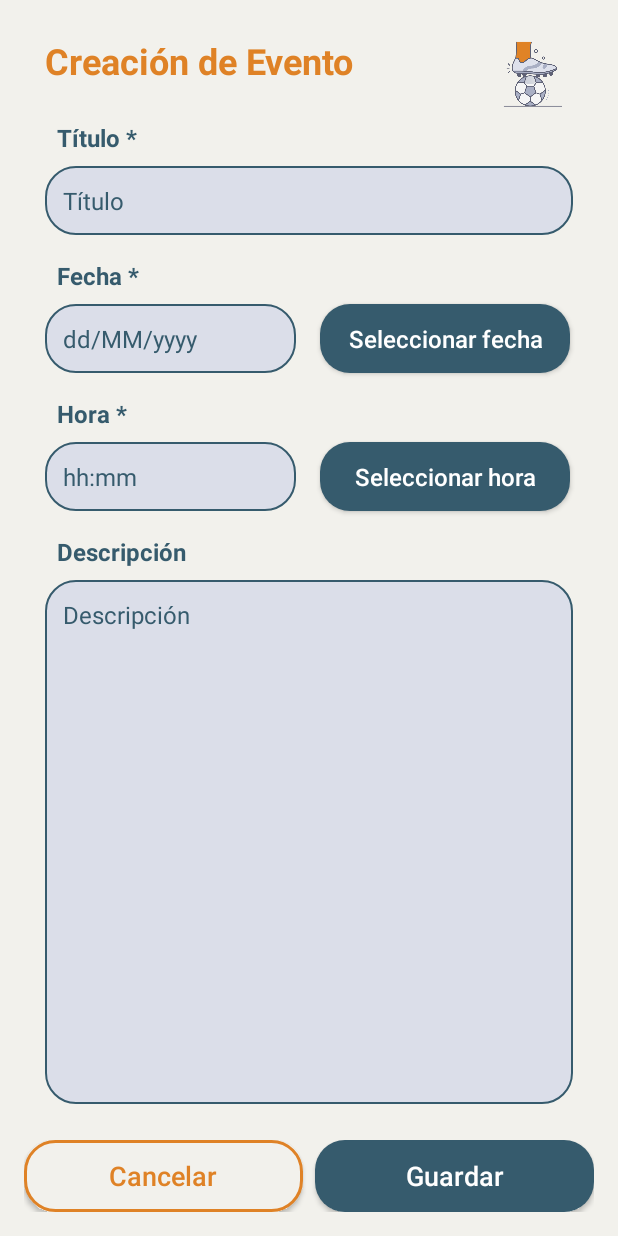
After one commit to pacoFlorido/TeamManagerApp, an Android app: the CrearEventoFragment screen opened through its navigation route, on a phone screen of 412 x 824 dp. The commit adds this screen. Run offline under Robolectric (Android 15) with nearby library versions, the phone set to English and light mode, and no system bars; our stand-ins replace Firebase (no records; nobody signed in at launch, a user with empty details on screens opened directly), navigation-ui; network calls fail; 2 statements that could not run were skipped.

Commit message:
Alta de eventos terminado, falta el update de los mismos.

```diff
--- a/app/src/main/java/net/pacofloridoquesada/teammanager/model/Event.kt
+++ b/app/src/main/java/net/pacofloridoquesada/teammanager/model/Event.kt
@@ -2,7 +2,7 @@ package net.pacofloridoquesada.teammanager.model
 
 data class Event(
     val id: Int?,
-    val titulo: String?,
+    val titulo: String,
     val descripcion: String?,
     val fecha: String
 )
--- a/app/src/main/java/net/pacofloridoquesada/teammanager/network/TeamManagerService.kt
+++ b/app/src/main/java/net/pacofloridoquesada/teammanager/network/TeamManagerService.kt
@@ -55,4 +55,12 @@ interface TeamManagerService {
     @GET("team/{code}")
     suspend fun getTeamByCode(@Path("code") code: String) : Response<Team>
 
+    @GET("team/getNextEvents/{idTeam}")
+    suspend fun getNextEventsOfTeam(@Path("idTeam") idTeam: Int) : Response<MutableList<Event>>
+
+    @POST("team/event/{user}")
+    suspend fun createEvent(@Path("user") user: String, @Body event: Event) : Response<Event>
+
+    @PUT("team/event")
+    suspend fun updateEvent(@Body event: Event) : Response<Event>
 }
--- a/app/src/main/java/net/pacofloridoquesada/teammanager/ui/MainActivity.kt
+++ b/app/src/main/java/net/pacofloridoquesada/teammanager/ui/MainActivity.kt
@@ -1,8 +1,10 @@
 package net.pacofloridoquesada.teammanager.ui
 
 import android.os.Bundle
+import android.view.View
 import com.google.android.material.bottomnavigation.BottomNavigationView
 import androidx.appcompat.app.AppCompatActivity
+import androidx.navigation.NavDestination
 import androidx.navigation.findNavController
 import androidx.navigation.ui.AppBarConfiguration
 import androidx.navigation.ui.setupActionBarWithNavController
@@ -27,6 +29,14 @@ class MainActivity : AppCompatActivity() {
         val navView: BottomNavigationView = binding.navView
 
         val navController = findNavController(R.id.nav_host_fragment_activity_main)
+        navController.addOnDestinationChangedListener { _, nd: NavDestination, _ ->
+            if (nd.id == R.id.crearEventoFragment) {
+                navView.visibility = View.GONE
+            } else {
+                navView.visibility = View.VISIBLE
+            }
+        }
+
         val appBarConfiguration = AppBarConfiguration(
             setOf(
                 R.id.navigation_home,
--- /dev/null
+++ b/app/src/main/java/net/pacofloridoquesada/teammanager/ui/main/eventos/CrearEventoFragment.kt
@@ -0,0 +1,158 @@
+package net.pacofloridoquesada.teammanager.ui.main.eventos
+
+import android.app.DatePickerDialog
+import android.app.TimePickerDialog
+import android.os.Bundle
+import androidx.fragment.app.Fragment
+import android.view.LayoutInflater
+import android.view.View
+import android.view.ViewGroup
+import android.widget.Toast
+import androidx.fragment.app.activityViewModels
+import androidx.navigation.fragment.findNavController
+import androidx.navigation.fragment.navArgs
+import com.google.firebase.auth.FirebaseAuth
+import net.pacofloridoquesada.teammanager.databinding.FragmentCrearEventoBinding
+import net.pacofloridoquesada.teammanager.model.Event
+import net.pacofloridoquesada.teammanager.ui.register.UserCreationFragmentArgs
+import java.text.SimpleDateFormat
+import java.util.Calendar
+import java.util.Locale
+
+class CrearEventoFragment : Fragment() {
+
+    private var _binding: FragmentCrearEventoBinding? = null
+    private val binding get() = _binding!!
+    private lateinit var auth: FirebaseAuth
+    private val args: CrearEventoFragmentArgs by navArgs()
+    private val eventosViewModel: EventosViewModel by activityViewModels()
+
+
+    private fun validarCampos() {
+        if (!binding.etTituloEvento.text.isEmpty() &&
+            !binding.tvFechaEvento.text.isEmpty() &&
+            !binding.tvHoraEvento.text.isEmpty()
+        ) {
+            this.guardarEvento()
+        } else {
+            Toast.makeText(
+                this.requireContext(),
+                "Los campos con '*' son obligatorios",
+                Toast.LENGTH_SHORT,
+            ).show()
+        }
+    }
+
+    private fun setupCancelar() {
+        binding.btCancelar.setOnClickListener {
+            findNavController().popBackStack()
+        }
+    }
+
+    private fun setupGuardar() {
+        binding.btGuardarEvento.setOnClickListener {
+            this.validarCampos()
+        }
+    }
+
+    private fun guardarEvento() {
+        val fecha = binding.tvFechaEvento.text.toString()
+        val hora = binding.tvHoraEvento.text.toString()
+        val fechaBBDD = fecha.substring(6, 10) + "-" +
+                fecha.substring(3, 5) + "-" +
+                fecha.substring(0, 2) + "T" + hora + ":00"
+
+
+        if (args.idEvento == 0) {
+
+            eventosViewModel.createEvent(
+                Event(
+                    null,
+                    binding.etTituloEvento.text.toString(),
+                    binding.etDescripcion.text.toString(),
+                    fechaBBDD
+                ),
+                auth.currentUser!!.uid
+            )
+        } else {
+        }
+
+
+
+        findNavController().popBackStack()
+    }
+
+    private fun inicializarDatePickers() {
+        val cal = Calendar.getInstance()
+        val calendario = Calendar.getInstance()
+
+        val hora = TimePickerDialog.OnTimeSetListener { timepicker, hour, minute ->
+            cal.set(Calendar.HOUR_OF_DAY, hour)
+            cal.set(Calendar.MINUTE, minute)
+
+            this.actualizarHora(cal)
+        }
+
+        val fecha = DatePickerDialog.OnDateSetListener { datepicker, year, month, day ->
+
+            calendario.set(Calendar.YEAR, year)
+            calendario.set(Calendar.MONTH, month)
+            calendario.set(Calendar.DAY_OF_MONTH, day)
+
+            this.actualizarFecha(calendario)
+        }
+
+        binding.btSeleccionarHora.setOnClickListener {
+            TimePickerDialog(
+                requireContext(),
+                hora,
+                calendario.get(Calendar.HOUR_OF_DAY),
+                calendario.get(Calendar.MINUTE),
+                true
+            ).show()
+        }
+
+        binding.btSelectFecha2.setOnClickListener {
+            DatePickerDialog(
+                requireContext(),
+                fecha,
+                calendario.get(Calendar.YEAR),
+                calendario.get(Calendar.MONTH),
+                calendario.get(Calendar.DAY_OF_MONTH)
+            ).show()
+        }
+    }
+
+    private fun actualizarFecha(calendar: Calendar) {
+        val formatoFecha = "dd-MM-yyyy"
+        val formatoSimple = SimpleDateFormat(formatoFecha, Locale.ENGLISH)
+        binding.tvFechaEvento.text = formatoSimple.format(calendar.time)
+    }
+
+    private fun actualizarHora(calendar: Calendar) {
+        val formatoHora = SimpleDateFormat("HH:mm")
+        binding.tvHoraEvento.text = formatoHora.format(calendar.time)
+    }
+
+    override fun onViewCreated(view: View, savedInstanceState: Bundle?) {
+        super.onViewCreated(view, savedInstanceState)
+        this.inicializarDatePickers()
+        this.setupCancelar()
+        this.setupGuardar()
+    }
+
+    override fun onCreateView(
+        inflater: LayoutInflater, container: ViewGroup?,
+        savedInstanceState: Bundle?
+    ): View? {
+        _binding = FragmentCrearEventoBinding.inflate(inflater, container, false)
+        val root: View = binding.root
+        auth = FirebaseAuth.getInstance()
+        return root
+    }
+
+    override fun onDestroyView() {
+        super.onDestroyView()
+        _binding = null
+    }
+}
--- a/app/src/main/java/net/pacofloridoquesada/teammanager/ui/main/home/HomeFragment.kt
+++ b/app/src/main/java/net/pacofloridoquesada/teammanager/ui/main/home/HomeFragment.kt
@@ -18,7 +18,7 @@ class HomeFragment : Fragment() {
     private val binding get() = _binding!!
     private val homeViewModel: HomeViewModel by activityViewModels()
     private lateinit var auth: FirebaseAuth
-    lateinit var jugadoresAdapter: JugadoresHomeAdapter
+    private lateinit var jugadoresAdapter: JugadoresHomeAdapter
 
 
     private fun setupProximoEvento() {
--- a/app/src/main/java/net/pacofloridoquesada/teammanager/ui/register/UserCreationFragment.kt
+++ b/app/src/main/java/net/pacofloridoquesada/teammanager/ui/register/UserCreationFragment.kt
@@ -29,7 +29,7 @@ class UserCreationFragment : Fragment() {
 
     private var _binding: FragmentUserCreationBinding? = null
     private val binding get() = _binding!!
-    val args: UserCreationFragmentArgs by navArgs()
+    private val args: UserCreationFragmentArgs by navArgs()
     private lateinit var auth: FirebaseAuth
     val teamManagerViewModel: TeamManagerViewModel by activityViewModels()
 
--- /dev/null
+++ b/app/src/main/res/drawable/bg_cancelar_button.xml
@@ -0,0 +1,6 @@
+<?xml version="1.0" encoding="utf-8"?>
+<shape xmlns:android="http://schemas.android.com/apk/res/android">
+    <corners android:radius="20dp"/>
+    <solid android:color="@color/beis_fondo"/>
+    <stroke android:color="@color/naranja_logo_complementario" android:width="2dp"/>
+</shape>
--- /dev/null
+++ b/app/src/main/res/drawable/plus.xml
@@ -0,0 +1 @@
+<!-- drawable/plus.xml --><vector xmlns:android="http://schemas.android.com/apk/res/android" android:height="24dp" android:width="24dp" android:viewportWidth="24" android:viewportHeight="24"><path android:fillColor="@color/azul_principal" android:pathData="M19,13H13V19H11V13H5V11H11V5H13V11H19V13Z" /></vector>
--- /dev/null
+++ b/app/src/main/res/layout/fragment_crear_evento.xml
@@ -0,0 +1,228 @@
+<?xml version="1.0" encoding="utf-8"?>
+<androidx.constraintlayout.widget.ConstraintLayout xmlns:android="http://schemas.android.com/apk/res/android"
+    xmlns:app="http://schemas.android.com/apk/res-auto"
+    xmlns:tools="http://schemas.android.com/tools"
+    android:layout_width="match_parent"
+    android:layout_height="match_parent"
+    android:background="@color/beis_fondo"
+    tools:context=".ui.teamcreate.CrearEquipoFragment">
+
+
+    <Button
+        android:id="@+id/btSeleccionarHora"
+        android:layout_width="0dp"
+        android:layout_height="0dp"
+        android:layout_marginStart="8dp"
+        android:layout_marginEnd="32dp"
+        android:background="@drawable/bg_simple_button"
+        android:text="Seleccionar hora"
+        android:textAllCaps="false"
+        android:textSize="16sp"
+        app:icon="@drawable/baseline_calendar_month_24"
+        app:layout_constraintBottom_toBottomOf="@+id/tvHoraEvento"
+        app:layout_constraintEnd_toEndOf="parent"
+        app:layout_constraintStart_toEndOf="@+id/tvHoraEvento"
+        app:layout_constraintTop_toTopOf="@+id/tvHoraEvento" />
+
+    <TextView
+        android:id="@+id/tvHoraEvento"
+        android:layout_width="0dp"
+        android:layout_height="wrap_content"
+        android:layout_marginTop="8dp"
+        android:layout_marginEnd="8dp"
+        android:background="@drawable/bg_edittext"
+        android:hint="hh:mm"
+        android:padding="12dp"
+        android:textColor="@color/azul_principal"
+        android:textColorHint="@color/azul_principal"
+        android:textSize="16sp"
+        app:layout_constraintEnd_toStartOf="@+id/btSeleccionarHora"
+        app:layout_constraintStart_toStartOf="@+id/tvFechaEvento"
+        app:layout_constraintTop_toBottomOf="@+id/textView22"
+        tools:text="hh:mm" />
+
+    <TextView
+        android:id="@+id/textView17"
+        android:layout_width="wrap_content"
+        android:layout_height="wrap_content"
+        android:layout_marginTop="16dp"
+        android:text="@string/fecha"
+        android:textColor="@color/azul_principal"
+        android:textSize="16sp"
+        android:textStyle="bold"
+        app:layout_constraintStart_toStartOf="@+id/textView13"
+        app:layout_constraintTop_toBottomOf="@+id/etTituloEvento" />
+
+    <Button
+        android:id="@+id/btSelectFecha2"
+        android:layout_width="0dp"
+        android:layout_height="0dp"
+        android:layout_marginStart="8dp"
+        android:layout_marginEnd="32dp"
+        android:background="@drawable/bg_simple_button"
+        android:text="@string/seleccionar_fecha"
+        android:textAllCaps="false"
+        android:textSize="16sp"
+        app:icon="@drawable/baseline_calendar_month_24"
+        app:layout_constraintBottom_toBottomOf="@+id/tvFechaEvento"
+        app:layout_constraintEnd_toEndOf="parent"
+        app:layout_constraintStart_toEndOf="@+id/tvFechaEvento"
+        app:layout_constraintTop_toTopOf="@+id/tvFechaEvento" />
+
+    <LinearLayout
+        android:id="@+id/linearLayout"
+        android:layout_width="0dp"
+        android:layout_height="wrap_content"
+        android:layout_marginStart="16dp"
+        android:layout_marginEnd="16dp"
+        android:layout_marginBottom="16dp"
+        android:gravity="center"
+        android:orientation="horizontal"
+        android:weightSum="2"
+        app:layout_constraintBottom_toBottomOf="parent"
+        app:layout_constraintEnd_toEndOf="parent"
+        app:layout_constraintStart_toStartOf="parent">
+
+        <Button
+            android:id="@+id/btCancelar"
+            android:layout_width="wrap_content"
+            android:layout_height="wrap_content"
+            android:layout_marginEnd="4dp"
+            android:layout_weight="1"
+            android:background="@drawable/bg_cancelar_button"
+            android:text="@string/cancelar"
+            android:textAllCaps="false"
+            android:textColor="@color/naranja_logo_complementario"
+            android:textSize="18sp" />
+
+        <Button
+            android:id="@+id/btGuardarEvento"
+            android:layout_width="wrap_content"
+            android:layout_height="wrap_content"
+            android:layout_marginStart="4dp"
+            android:layout_weight="1"
+            android:background="@drawable/bg_simple_button"
+            android:text="@string/guardar"
+            android:textAllCaps="false"
+            android:textSize="18sp" />
+
+    </LinearLayout>
+
+    <TextView
+        android:id="@+id/textView13"
+        android:layout_width="wrap_content"
+        android:layout_height="wrap_content"
+        android:layout_marginStart="8dp"
+        android:layout_marginTop="24dp"
+        android:text="@string/t_tulo_del_evento_"
+        android:textColor="@color/azul_principal"
+        android:textSize="16sp"
+        android:textStyle="bold"
+        app:layout_constraintStart_toStartOf="@+id/etTituloEvento"
+        app:layout_constraintTop_toBottomOf="@+id/textView12" />
+
+    <ImageView
+        android:id="@+id/imageView5"
+        android:layout_width="50dp"
+        android:layout_height="50dp"
+        android:layout_marginTop="24dp"
+        android:layout_marginEnd="32dp"
+        android:src="@drawable/ic_logo_app"
+        app:layout_constraintEnd_toEndOf="parent"
+        app:layout_constraintTop_toTopOf="parent"
+        app:srcCompat="@drawable/ic_logo_app" />
+
+    <EditText
+        android:id="@+id/etTituloEvento"
+        android:layout_width="0dp"
+        android:layout_height="wrap_content"
+        android:layout_marginStart="30dp"
+        android:layout_marginTop="8dp"
+        android:layout_marginEnd="30dp"
+        android:background="@drawable/bg_edittext"
+        android:ems="10"
+        android:hint="@string/t_tulo_del_evento"
+        android:inputType="textPersonName"
+        android:padding="12dp"
+        android:textColor="@color/azul_principal"
+        android:textColorHint="@color/azul_principal"
+        android:textSize="16sp"
+        app:layout_constraintEnd_toEndOf="parent"
+        app:layout_constraintHorizontal_bias="0.0"
+        app:layout_constraintStart_toStartOf="parent"
+        app:layout_constraintTop_toBottomOf="@+id/textView13" />
+
+    <TextView
+        android:id="@+id/textView12"
+        android:layout_width="wrap_content"
+        android:layout_height="wrap_content"
+        android:layout_marginStart="30dp"
+        android:layout_marginTop="24dp"
+        android:text="@string/creaci_n_de_evento"
+        android:textColor="@color/naranja_logo_complementario"
+        android:textSize="24sp"
+        android:textStyle="bold"
+        app:layout_constraintStart_toStartOf="parent"
+        app:layout_constraintTop_toTopOf="parent" />
+
+    <EditText
+        android:id="@+id/etDescripcion"
+        android:layout_width="0dp"
+        android:layout_height="0dp"
+        android:layout_marginTop="8dp"
+        android:layout_marginBottom="24dp"
+        android:background="@drawable/bg_edittext"
+        android:ems="10"
+        android:gravity="start|top"
+        android:hint="Descripción"
+        android:inputType="textMultiLine"
+        android:padding="12dp"
+        android:textColor="@color/azul_principal"
+        android:textColorHint="@color/azul_principal"
+        android:textSize="16sp"
+        app:layout_constraintBottom_toTopOf="@+id/linearLayout"
+        app:layout_constraintEnd_toEndOf="@+id/etTituloEvento"
+        app:layout_constraintStart_toStartOf="@+id/etTituloEvento"
+        app:layout_constraintTop_toBottomOf="@+id/textView20" />
+
+    <TextView
+        android:id="@+id/textView20"
+        android:layout_width="wrap_content"
+        android:layout_height="wrap_content"
+        android:layout_marginTop="16dp"
+        android:text="@string/descripci_n_del_evento"
+        android:textColor="@color/azul_principal"
+        android:textSize="16sp"
+        android:textStyle="bold"
+        app:layout_constraintStart_toStartOf="@+id/textView17"
+        app:layout_constraintTop_toBottomOf="@+id/tvHoraEvento" />
+
+    <TextView
+        android:id="@+id/textView22"
+        android:layout_width="wrap_content"
+        android:layout_height="wrap_content"
+        android:layout_marginTop="16dp"
+        android:text="Hora *"
+        android:textColor="@color/azul_principal"
+        android:textSize="16sp"
+        android:textStyle="bold"
+        app:layout_constraintStart_toStartOf="@+id/textView17"
+        app:layout_constraintTop_toBottomOf="@+id/tvFechaEvento" />
+
+    <TextView
+        android:id="@+id/tvFechaEvento"
+        android:layout_width="0dp"
+        android:layout_height="wrap_content"
+        android:layout_marginTop="8dp"
+        android:layout_marginEnd="8dp"
+        android:background="@drawable/bg_edittext"
+        android:hint="dd/MM/yyyy"
+        android:padding="12dp"
+        android:textColor="@color/azul_principal"
+        android:textColorHint="@color/azul_principal"
+        android:textSize="16sp"
+        app:layout_constraintEnd_toStartOf="@+id/btSelectFecha2"
+        app:layout_constraintStart_toStartOf="@+id/etTituloEvento"
+        app:layout_constraintTop_toBottomOf="@+id/textView17"
+        tools:text="dd/MM/yyyy" />
+</androidx.constraintlayout.widget.ConstraintLayout>
--- a/app/src/main/res/layout/fragment_user_creation.xml
+++ b/app/src/main/res/layout/fragment_user_creation.xml
@@ -117,7 +117,7 @@
         android:layout_width="wrap_content"
         android:layout_height="wrap_content"
         android:layout_marginStart="8dp"
-        android:layout_marginTop="24dp"
+        android:layout_marginTop="16dp"
         android:text="@string/fecha_de_nacimiento"
         android:textColor="@color/azul_principal"
         android:textSize="16sp"
--- a/app/src/main/res/layout/item_evento.xml
+++ b/app/src/main/res/layout/item_evento.xml
@@ -107,7 +107,7 @@
                 android:id="@+id/divider7"
                 android:layout_width="0dp"
                 android:layout_height="1dp"
-                android:background="@color/azul_principal"
+                android:background="@color/gris_complementario"
                 app:layout_constraintBottom_toBottomOf="parent"
                 app:layout_constraintEnd_toEndOf="parent"
                 app:layout_constraintStart_toStartOf="parent" />
--- a/app/src/main/res/navigation/mobile_navigation.xml
+++ b/app/src/main/res/navigation/mobile_navigation.xml
@@ -20,7 +20,11 @@
         android:id="@+id/navigation_eventos"
         android:name="net.pacofloridoquesada.teammanager.ui.main.eventos.EventosFragment"
         android:label="@string/title_eventos"
-        tools:layout="@layout/fragment_eventos" />
+        tools:layout="@layout/fragment_eventos" >
+        <action
+            android:id="@+id/toCrearEvento"
+            app:destination="@id/crearEventoFragment" />
+    </fragment>
     <fragment
         android:id="@+id/navigation_clasificacion"
         android:name="net.pacofloridoquesada.teammanager.ui.main.clasificacion.ClasificacionFragment"
@@ -31,4 +35,14 @@
         android:name="net.pacofloridoquesada.teammanager.ui.main.perfil.PerfilFragment"
         android:label="fragment_perfil"
         tools:layout="@layout/fragment_perfil" />
+    <fragment
+        android:id="@+id/crearEventoFragment"
+        android:name="net.pacofloridoquesada.teammanager.ui.main.eventos.CrearEventoFragment"
+        android:label="fragment_crear_evento"
+        tools:layout="@layout/fragment_crear_evento" >
+        <argument
+            android:name="idEvento"
+            app:argType="integer"
+            android:defaultValue="0" />
+    </fragment>
 </navigation>
--- a/app/src/main/res/values/strings.xml
+++ b/app/src/main/res/values/strings.xml
@@ -262,4 +262,13 @@
     <string name="rol">Rol</string>
     <string name="alias">Alias</string>
     <string name="invitarrr">Invitar</string>
+    <string name="a_adir_evento">Añadir evento</string>
+    <string name="cancelar">Cancelar</string>
+    <string name="guardar">Guardar</string>
+    <string name="t_tulo_del_evento_">Título *</string>
+    <string name="t_tulo_del_evento">Título</string>
+    <string name="creaci_n_de_evento">Creación de Evento</string>
+    <string name="descripci_n_del_evento">Descripción</string>
+    <string name="fecha">Fecha *</string>
+    <string name="descripci_n">Descripción *</string>
 </resources>
```
Also changed, not shown: app/src/main/java/net/pacofloridoquesada/teammanager/adapters/EventosAdapter.kt (added, +63 -0 lines), app/src/main/java/net/pacofloridoquesada/teammanager/ui/main/eventos/EventosFragment.kt (+67 -6 lines), app/src/main/java/net/pacofloridoquesada/teammanager/ui/main/eventos/EventosViewModel.kt (+59 -3 lines), app/src/main/res/layout/fragment_eventos.xml (+19 -3 lines), app/src/main/res/layout/fragment_home.xml (+4 -4 lines).
